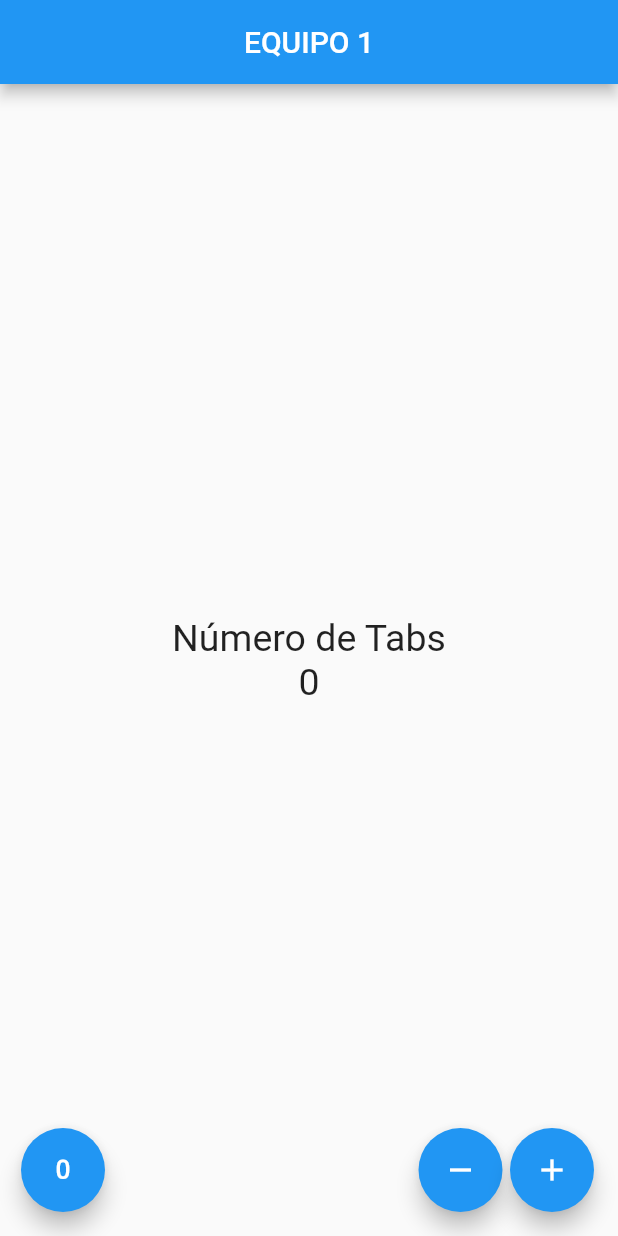
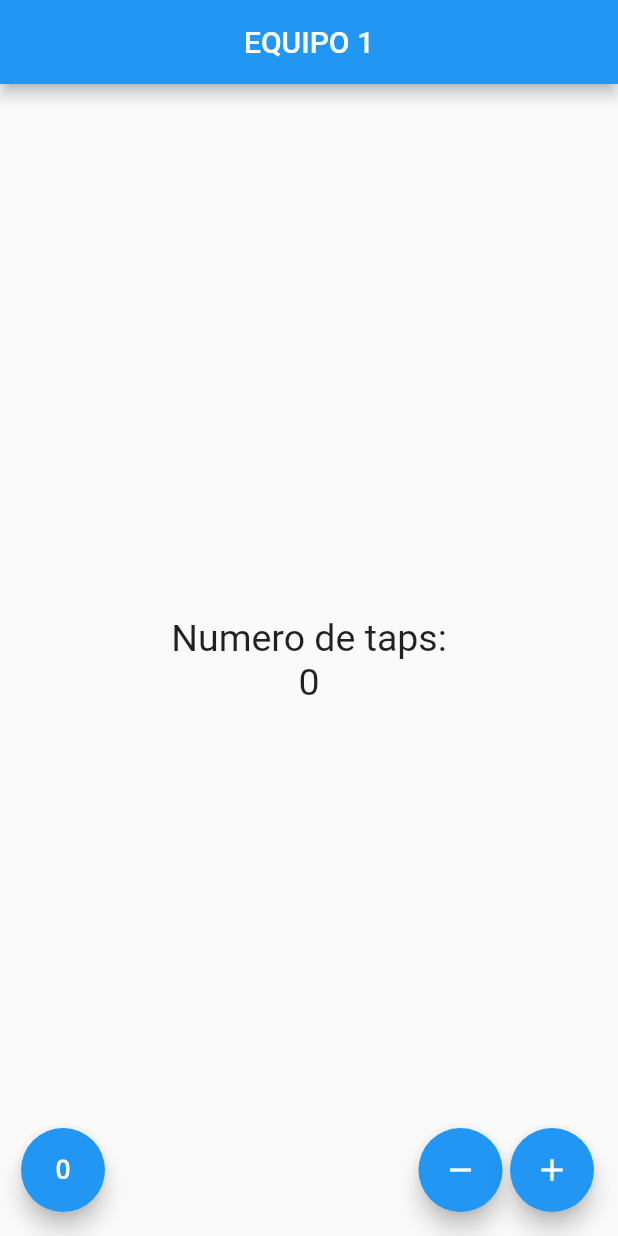
Before and after one commit to RobinCtr/exam, a Flutter app: the screen it shows after launch, on a phone screen of 412 x 824 dp. Run offline on Flutter 3.47's test engine with Material 2 defaults, Android fonts, the phone set to English and light mode, and no system bars.

```diff
--- a/lib/src/pages/contador_page.dart
+++ b/lib/src/pages/contador_page.dart
@@ -18,14 +18,13 @@ class _ContadorPageState extends State<ContadorPage> {
           centerTitle: true,
         ),
         body: Center(
-          child: Column(
-            mainAxisAlignment: MainAxisAlignment.center,
-            children: <Widget>[
-              Text('Número de Tabs', style: _estiloTexto),
-              Text('$_conteo', style: _estiloTexto),
-            ],
-          ),
-        ),
+            child: Column(
+          mainAxisAlignment: MainAxisAlignment.center,
+          children: <Widget>[
+            Text('Numero de taps:', style: _estiloTexto),
+            Text('$_conteo', style: _estiloTexto),
+          ],
+        )),
         floatingActionButton: _crearBotones());
   }
 
```
